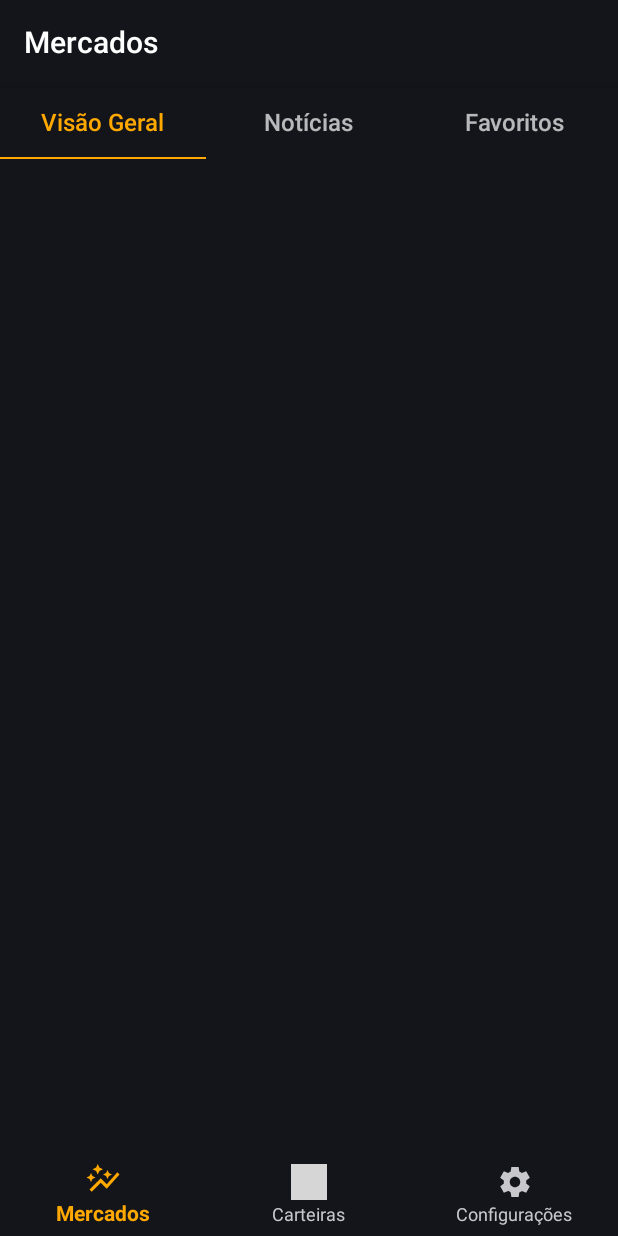
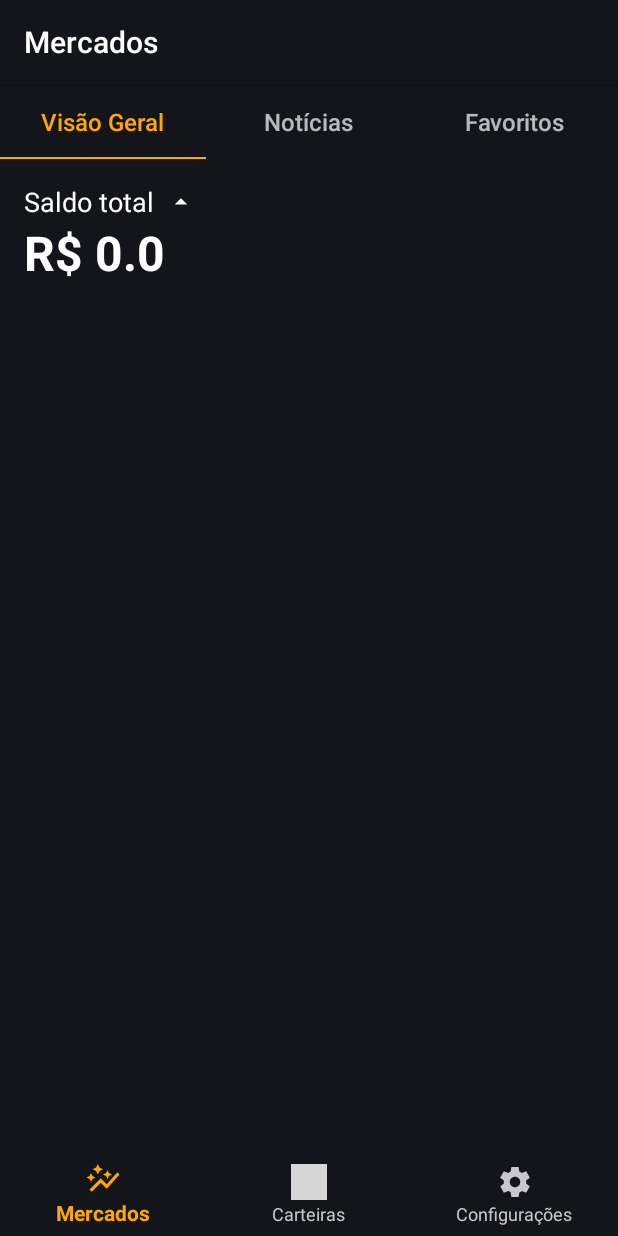
Before and after one commit to derleymad/cripto-info-app, an Android app: the screen it shows after launch (MainActivity), on a phone screen of 412 x 824 dp. Run offline under Robolectric (Android 15) with nearby library versions, the phone set to English and light mode, and no system bars; our stand-ins replace Picasso, RxJava, Shimmer, navigation-ui; libraries missing offline, so code that uses them is left out: io.horizontalsystems.bitcoincore, io.horizontalsystems.bitcoinkit, io.horizontalsystems.hdwalletkit; pictures from the network do not load; grey boxes are pictures that could not be loaded.

Commit message:
adding saldo and switch button

```diff
--- a/wallet/app/src/main/java/com/github/derleymad/lizwallet/MainActivity.kt
+++ b/wallet/app/src/main/java/com/github/derleymad/lizwallet/MainActivity.kt
@@ -25,7 +25,6 @@ class MainActivity : AppCompatActivity() {
         )
         )[HomeViewModel::class.java]
 
-
         binding = ActivityMainBinding.inflate(layoutInflater)
 
         setContentView(binding.root)
@@ -43,14 +42,17 @@ class MainActivity : AppCompatActivity() {
         homeViewModel.getNews()
         homeViewModel.getMarket()
         homeViewModel.initBitoinKit()
-
-
+        homeViewModel.getBitcoinToFiatConverter()
 
         homeViewModel.newsRaw.observe(this){
             Log.i("testing","new s${it.toString()}")
         }
+
         homeViewModel.market.observe(this){
             Log.i("testing","market s${it.toString()}")
+        }
+        homeViewModel.fiatBrl.observe(this){
+            Log.i("testing",it.toString())
         }
 
     }
--- a/wallet/app/src/main/java/com/github/derleymad/lizwallet/network/RetrofitInstance.kt
+++ b/wallet/app/src/main/java/com/github/derleymad/lizwallet/network/RetrofitInstance.kt
@@ -1,6 +1,7 @@
 package com.github.derleymad.lizwallet.network
 
 import androidx.core.graphics.createBitmap
+import com.github.derleymad.lizwallet.network.converter.FiatApi
 import com.github.derleymad.lizwallet.network.market.MarketApi
 import com.github.derleymad.lizwallet.network.news.NewsApi
 import com.google.gson.Gson
@@ -31,4 +32,11 @@ object RetrofitInstance {
             .build()
             .create(MarketApi::class.java)
     }
+    val apiConverter : FiatApi by lazy {
+        Retrofit.Builder()
+            .baseUrl("https://api.coingecko.com/api/v3/simple/")
+            .addConverterFactory(GsonConverterFactory.create())
+            .build()
+            .create(FiatApi::class.java)
+    }
 }
--- /dev/null
+++ b/wallet/app/src/main/java/com/github/derleymad/lizwallet/network/converter/FiatApi.kt
@@ -0,0 +1,10 @@
+package com.github.derleymad.lizwallet.network.converter
+import BitcoinToFiat
+import com.github.derleymad.lizwallet.model.market.MarketData
+import retrofit2.Call
+import retrofit2.http.GET
+
+interface FiatApi{
+    @GET("price?ids=bitcoin&vs_currencies=brl")
+    fun getMarket(): Call<BitcoinToFiat>
+}
--- a/wallet/app/src/main/java/com/github/derleymad/lizwallet/ui/home/HomeViewModel.kt
+++ b/wallet/app/src/main/java/com/github/derleymad/lizwallet/ui/home/HomeViewModel.kt
@@ -1,5 +1,6 @@
 package com.github.derleymad.lizwallet.ui.home
 
+import BitcoinToFiat
 import android.content.Context
 import android.util.Log
 import android.widget.Toast
@@ -13,6 +14,7 @@ import com.github.derleymad.lizwallet.model.market.MarketToRecyclerData
 import com.github.derleymad.lizwallet.model.news.RawNews
 import com.github.derleymad.lizwallet.network.RetrofitInstance
 import com.github.derleymad.lizwallet.utils.convertObjectToJson
+import com.github.derleymad.lizwallet.utils.convertObjectToJsonBitcoinToFiatBrl
 import com.github.derleymad.lizwallet.utils.convertObjectToJsonMarket
 import com.github.derleymad.lizwallet.utils.convertObjectToJsonNews
 import com.google.gson.Gson
@@ -42,11 +44,13 @@ class HomeViewModel( val app: Context) : ViewModel() {
     val syncing = MutableLiveData("")
     val stateBitcore = MutableLiveData<BitcoinCore.KitState>()
     val isLoading = MutableLiveData(false)
+    val fiatBrl = MutableLiveData<BitcoinToFiat>()
     val watchOnlyAdress = MutableLiveData("")
 
     private val LAST_API_CALL_TIMESTAMP_KEY = "last_api_call_timestamp"
     private val LAST_API_NEWS_CALL_TIMESTAMP_KEY = "last_api_call_timestamp"
     private val LAST_API_MARKET_CALL_TIMESTAMP_KEY = "last_api_call_timestamp"
+    private val LAST_API_BITCOINTOFIAT_CALL_TIMESTAMP_KEY = "last_api_call_timestamp"
 
     private fun saveJsonToFile(context: Context, jsonString: String, filename: String) {
         context.openFileOutput(filename, Context.MODE_PRIVATE).use {
@@ -70,6 +74,12 @@ class HomeViewModel( val app: Context) : ViewModel() {
         val jsonString = context.openFileInput(filename).bufferedReader().use { it.readText() }
         val gson = Gson()
         val type: Type = object : TypeToken<ArrayList<MarketToRecyclerData>>() {}.type
+        return gson.fromJson(jsonString, type)
+    }
+    fun readJsonFromFiatConverter(context: Context, filename: String) : BitcoinToFiat{
+        val jsonString = context.openFileInput(filename).bufferedReader().use { it.readText() }
+        val gson = Gson()
+        val type: Type = object : TypeToken<BitcoinToFiat>() {}.type
         return gson.fromJson(jsonString, type)
     }
 
@@ -115,7 +125,7 @@ class HomeViewModel( val app: Context) : ViewModel() {
         val sharedPreferences = app.getSharedPreferences("seu_pref_name",Context.MODE_PRIVATE)
         viewModelScope.launch {
             val lastTimestamp = sharedPreferences.getLong(LAST_API_MARKET_CALL_TIMESTAMP_KEY, 0)
-            if ((System.currentTimeMillis() - lastTimestamp) > TimeUnit.SECONDS.toMillis(1)) {
+            if ((System.currentTimeMillis() - lastTimestamp) > TimeUnit.SECONDS.toMillis(100)) {
                 RetrofitInstance.apiMarket.getMarket().enqueue(object : Callback<ArrayList<MarketData>> {
                     override fun onResponse(call: Call<ArrayList<MarketData>>, response: Response<ArrayList<MarketData>>) {
                         if (response.body() != null) {
@@ -135,12 +145,36 @@ class HomeViewModel( val app: Context) : ViewModel() {
             }
         }
     }
+    fun getBitcoinToFiatConverter(){
+        val sharedPreferences = app.getSharedPreferences("seu_pref_name",Context.MODE_PRIVATE)
+        viewModelScope.launch {
+            val lastTimestamp = sharedPreferences.getLong(LAST_API_BITCOINTOFIAT_CALL_TIMESTAMP_KEY, 0)
+            if ((System.currentTimeMillis() - lastTimestamp) > TimeUnit.SECONDS.toMillis(100)) {
+                RetrofitInstance.apiConverter.getMarket().enqueue(object : Callback<BitcoinToFiat> {
+                    override fun onResponse(call: Call<BitcoinToFiat>, response: Response<BitcoinToFiat>) {
+                        if (response.body() != null) {
+//                            _market.postValue(formatMarket(response.body()!!))
+                            fiatBrl.postValue(response.body()!!)
+                            sharedPreferences.edit().putLong(LAST_API_BITCOINTOFIAT_CALL_TIMESTAMP_KEY, System.currentTimeMillis()).apply()
+                            saveJsonToFile(app, convertObjectToJsonBitcoinToFiatBrl(response.body()!!),"db_fiat_brl")
+                        } else {
+                            Log.i("error", "errornull")
+                        }
+                    }
+                    override fun onFailure(call: Call<BitcoinToFiat>, t: Throwable) {
+                    }
+                })
+            } else {
+                fiatBrl.postValue(readJsonFromFiatConverter(app,"db_fiat_brl"))
+            }
+        }
+    }
 
     fun getNews(){
         val sharedPreferences = app.getSharedPreferences("seu_pref_name",Context.MODE_PRIVATE)
         viewModelScope.launch {
             val lastTimestamp = sharedPreferences.getLong(LAST_API_NEWS_CALL_TIMESTAMP_KEY, 0)
-            if ((System.currentTimeMillis() - lastTimestamp) > TimeUnit.SECONDS.toMillis(1)) {
+            if ((System.currentTimeMillis() - lastTimestamp) > TimeUnit.SECONDS.toMillis(100)) {
                 RetrofitInstance.apiNews.getRawNews().enqueue(object : Callback<RawNews> {
                     override fun onResponse(call: Call<RawNews>, response: Response<RawNews>) {
                         if (response.body() != null) {
--- a/wallet/app/src/main/java/com/github/derleymad/lizwallet/utils/converterJson.kt
+++ b/wallet/app/src/main/java/com/github/derleymad/lizwallet/utils/converterJson.kt
@@ -1,5 +1,6 @@
 package com.github.derleymad.lizwallet.utils
 
+import BitcoinToFiat
 import com.github.derleymad.lizwallet.model.ListOfCurrencies
 import com.github.derleymad.lizwallet.model.market.MarketData
 import com.github.derleymad.lizwallet.model.market.MarketToRecyclerData
@@ -24,3 +25,8 @@ fun convertObjectToJsonMarket(market : ArrayList<MarketToRecyclerData>):String{
     val type : Type = object : TypeToken<ArrayList<MarketToRecyclerData>>() {}.type
     return gson.toJson(market,type)
 }
+fun convertObjectToJsonBitcoinToFiatBrl(fiatBrl: BitcoinToFiat):String{
+    val gson = Gson()
+    val type : Type = object : TypeToken<BitcoinToFiat>() {}.type
+    return gson.toJson(fiatBrl,type)
+}
--- /dev/null
+++ b/wallet/app/src/main/res/drawable/baseline_arrow_drop_down_24.xml
@@ -0,0 +1,5 @@
+<vector android:height="24dp" android:tint="#FFFFFF"
+    android:viewportHeight="24" android:viewportWidth="24"
+    android:width="24dp" xmlns:android="http://schemas.android.com/apk/res/android">
+    <path android:fillColor="@android:color/white" android:pathData="M7,10l5,5 5,-5z"/>
+</vector>
--- /dev/null
+++ b/wallet/app/src/main/res/drawable/baseline_arrow_drop_up_24.xml
@@ -0,0 +1,5 @@
+<vector android:height="24dp" android:tint="#FFFFFF"
+    android:viewportHeight="24" android:viewportWidth="24"
+    android:width="24dp" xmlns:android="http://schemas.android.com/apk/res/android">
+    <path android:fillColor="@android:color/white" android:pathData="M7,14l5,-5 5,5z"/>
+</vector>
--- /dev/null
+++ b/wallet/app/src/main/res/drawable/selector_switch_thumb.xml
@@ -0,0 +1,6 @@
+<?xml version="1.0" encoding="utf-8"?>
+<selector xmlns:android="http://schemas.android.com/apk/res/android">
+
+    <item android:drawable="@drawable/baseline_arrow_drop_up_24" android:state_checked="false" />
+    <item android:drawable="@drawable/baseline_arrow_drop_down_24" android:state_checked="true" />
+</selector>
--- a/wallet/app/src/main/res/layout/fragment_overview.xml
+++ b/wallet/app/src/main/res/layout/fragment_overview.xml
@@ -9,17 +9,70 @@
     xmlns:app="http://schemas.android.com/apk/res-auto"
     tools:context=".ui.home.mercados.overview.OverviewFragment">
 
-
-    <androidx.recyclerview.widget.RecyclerView
-        android:visibility="invisible"
-        android:id="@+id/rv_market"
+    <androidx.constraintlayout.widget.ConstraintLayout
+        android:id="@+id/saldo_container"
         android:layout_width="match_parent"
-        tools:visibility="visible"
         android:layout_height="wrap_content"
         android:layout_marginTop="16dp"
         app:layout_constraintEnd_toEndOf="parent"
         app:layout_constraintStart_toStartOf="parent"
-        app:layout_constraintTop_toTopOf="parent" />
+        app:layout_constraintTop_toTopOf="parent">
+
+        <TextView
+            android:id="@+id/tv_static_saldo_fiat_spot"
+            android:layout_width="wrap_content"
+            android:layout_height="wrap_content"
+            android:text="Saldo total"
+            android:textColor="@color/white"
+            android:textSize="18sp"
+            app:layout_constraintStart_toStartOf="parent"
+            app:layout_constraintTop_toTopOf="parent" />
+
+        <CheckBox
+            android:id="@+id/checkSaldo"
+            android:layout_width="20dp"
+            android:layout_height="20dp"
+            android:layout_marginStart="8dp"
+            android:layout_marginEnd="16dp"
+            android:background="@drawable/selector_switch_thumb"
+            android:button="@null"
+            android:clickable="true"
+            android:focusable="true"
+            android:foreground="?attr/selectableItemBackground"
+            android:padding="16dp"
+            app:layout_constraintBottom_toTopOf="@+id/saldo_fiat_spot"
+            app:layout_constraintEnd_toEndOf="parent"
+            app:layout_constraintHorizontal_bias="0.0"
+            app:layout_constraintStart_toEndOf="@+id/tv_static_saldo_fiat_spot"
+            app:layout_constraintTop_toTopOf="@+id/tv_static_saldo_fiat_spot" />
+
+        <TextView
+            android:visibility="visible"
+            android:id="@+id/saldo_fiat_spot"
+            android:layout_width="wrap_content"
+            android:layout_height="wrap_content"
+            android:text="R$ 0.0"
+            android:textColor="@color/white"
+            android:textSize="32sp"
+            android:textStyle="bold"
+            app:layout_constraintEnd_toEndOf="@+id/tv_static_saldo_fiat_spot"
+            app:layout_constraintHorizontal_bias="0.0"
+            app:layout_constraintStart_toStartOf="@+id/tv_static_saldo_fiat_spot"
+            app:layout_constraintTop_toBottomOf="@+id/tv_static_saldo_fiat_spot" />
+
+    </androidx.constraintlayout.widget.ConstraintLayout>
+
+
+    <androidx.recyclerview.widget.RecyclerView
+        android:id="@+id/rv_market"
+        android:layout_width="match_parent"
+        android:layout_height="wrap_content"
+        android:layout_marginTop="8dp"
+        android:visibility="invisible"
+        app:layout_constraintEnd_toEndOf="parent"
+        app:layout_constraintStart_toStartOf="parent"
+        app:layout_constraintTop_toBottomOf="@+id/saldo_container"
+        tools:visibility="visible" />
 
 
     <androidx.cardview.widget.CardView
```
Also changed, not shown: wallet/app/src/main/java/com/github/derleymad/lizwallet/model/converter/BitcoinToFiat.kt (added, +15 -0 lines), wallet/app/src/main/java/com/github/derleymad/lizwallet/model/converter/FiatBRL.kt (added, +15 -0 lines), wallet/app/src/main/java/com/github/derleymad/lizwallet/ui/home/mercados/overview/OverviewFragment.kt (+23 -0 lines), wallet/app/src/main/java/com/github/derleymad/lizwallet/ui/wallets/WalletsFragment.kt (+1 -13 lines).
